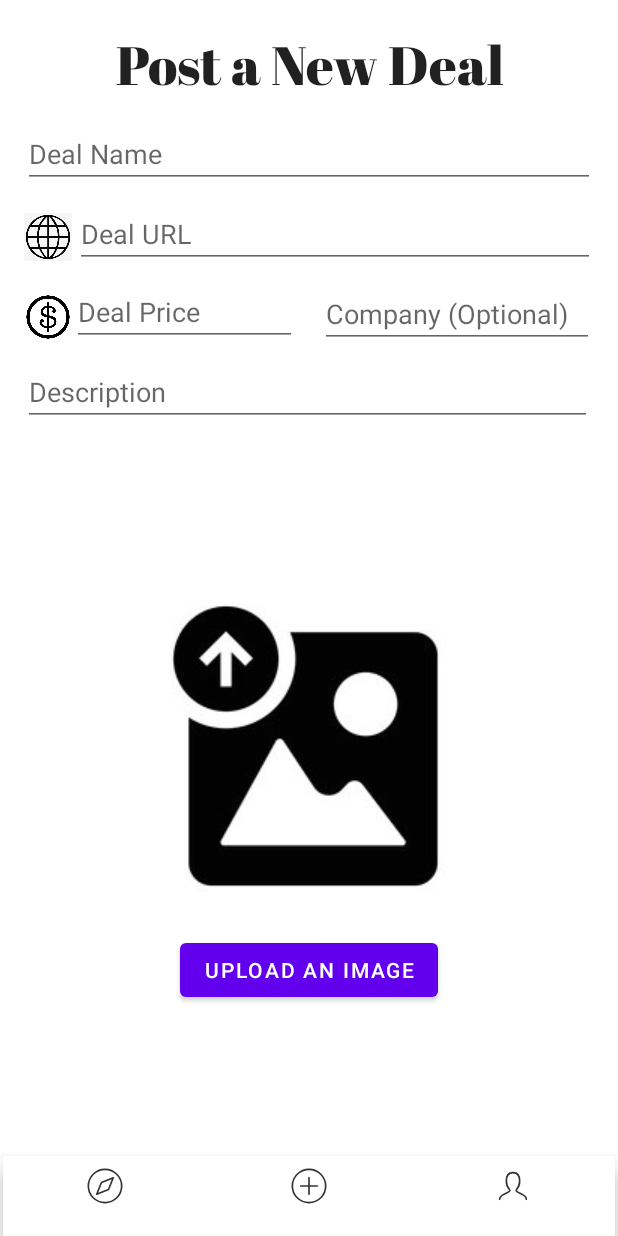
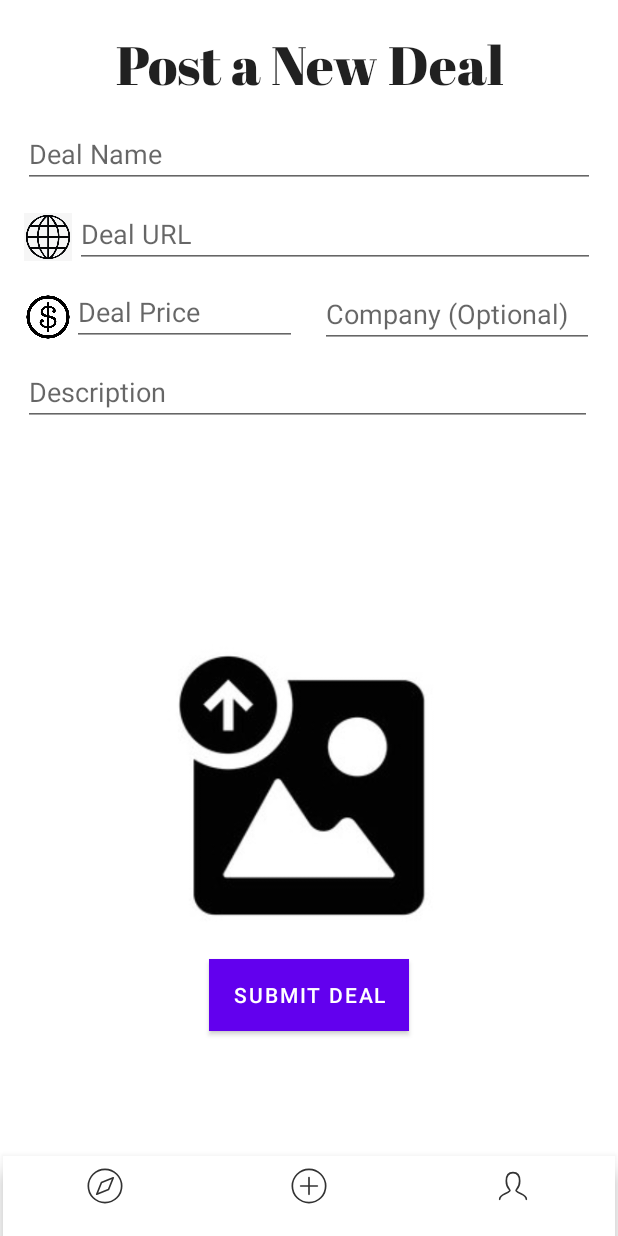
Before and after one commit to wahab65/AndroidApp, an Android app: the screen it shows after launch once a user with an empty profile is signed in (MainActivity), item 2 of the bottom bar chosen, on a phone screen of 412 x 824 dp. Run offline under Robolectric (Android 15) with nearby library versions, the phone set to English and light mode, and no system bars; our stand-ins replace Firebase (no records; nobody signed in at launch, a user with empty details on screens opened directly); libraries missing offline, so code that uses them is left out: jp.wasabeef.glide; pictures from the network do not load; Roboto replaces fonts that are not available here; 2 statements that could not run were skipped.

Commit message:
Fixed the Home Layout. Also working on Post Activity

```diff
--- a/app/src/main/java/com/example/deelio/Fragments/PostFragment.java
+++ b/app/src/main/java/com/example/deelio/Fragments/PostFragment.java
@@ -1,66 +1,147 @@
 package com.example.deelio.Fragments;
 
+import android.content.ContentResolver;
+import android.content.Intent;
+import android.net.Uri;
 import android.os.Bundle;
 
+import androidx.annotation.NonNull;
+import androidx.annotation.Nullable;
 import androidx.fragment.app.Fragment;
 
 import android.view.LayoutInflater;
 import android.view.View;
 import android.view.ViewGroup;
+import android.webkit.MimeTypeMap;
+import android.widget.Button;
+import android.widget.EditText;
+import android.widget.ImageView;
+import android.widget.ProgressBar;
+import android.widget.Toast;
 
+import com.example.deelio.Model.Deals;
 import com.example.deelio.R;
+import com.google.android.gms.tasks.OnFailureListener;
+import com.google.android.gms.tasks.OnSuccessListener;
+import com.google.firebase.firestore.FirebaseFirestore;
+import com.google.firebase.storage.FirebaseStorage;
+import com.google.firebase.storage.OnProgressListener;
+import com.google.firebase.storage.StorageReference;
+import com.google.firebase.storage.UploadTask;
 
-/**
- * A simple {@link Fragment} subclass.
- * Use the {@link PostFragment#newInstance} factory method to
- * create an instance of this fragment.
- */
+import static android.app.Activity.RESULT_OK;
+
+
 public class PostFragment extends Fragment {
 
-    // TODO: Rename parameter arguments, choose names that match
-    // the fragment initialization parameters, e.g. ARG_ITEM_NUMBER
-    private static final String ARG_PARAM1 = "param1";
-    private static final String ARG_PARAM2 = "param2";
+    public static final String TAG = "Post_Fragments";
+    private EditText dealName, dealURL, dealPrice, brandName, dealDescription;
+    private ImageView uploadImage;
+    private Button uploadButton;
+    private ProgressBar progressBar2;
+    private StorageReference reference = FirebaseStorage.getInstance().getReference();
+    private FirebaseFirestore fstore = FirebaseFirestore.getInstance();
+    private Uri imageUri;
 
-    // TODO: Rename and change types of parameters
-    private String mParam1;
-    private String mParam2;
 
     public PostFragment() {
         // Required empty public constructor
     }
-
-    /**
-     * Use this factory method to create a new instance of
-     * this fragment using the provided parameters.
-     *
-     * @param param1 Parameter 1.
-     * @param param2 Parameter 2.
-     * @return A new instance of fragment PostFragment.
-     */
-    // TODO: Rename and change types and number of parameters
-    public static PostFragment newInstance(String param1, String param2) {
-        PostFragment fragment = new PostFragment();
-        Bundle args = new Bundle();
-        args.putString(ARG_PARAM1, param1);
-        args.putString(ARG_PARAM2, param2);
-        fragment.setArguments(args);
-        return fragment;
-    }
-
-    @Override
-    public void onCreate(Bundle savedInstanceState) {
-        super.onCreate(savedInstanceState);
-        if (getArguments() != null) {
-            mParam1 = getArguments().getString(ARG_PARAM1);
-            mParam2 = getArguments().getString(ARG_PARAM2);
-        }
-    }
-
     @Override
     public View onCreateView(LayoutInflater inflater, ViewGroup container,
                              Bundle savedInstanceState) {
         // Inflate the layout for this fragment
         return inflater.inflate(R.layout.fragment_post, container, false);
     }
+
+
+
+    @Override
+    public void onViewCreated(@NonNull View view, @Nullable Bundle savedInstanceState) {
+        super.onViewCreated(view, savedInstanceState);
+        dealName = view.findViewById(R.id.dealName);
+        dealURL = view.findViewById(R.id.dealURL);
+        dealPrice = view.findViewById(R.id.dealPrice);
+        brandName = view.findViewById(R.id.brandName);
+        dealDescription = view.findViewById(R.id.dealDescription);
+        uploadImage = view.findViewById(R.id.uploadImage);
+        uploadButton = view.findViewById(R.id.uploadButton);
+        progressBar2 = view.findViewById(R.id.progressBar2);
+
+        progressBar2.setVisibility(View.INVISIBLE);
+
+        uploadImage.setOnClickListener(new View.OnClickListener() {
+            @Override
+            public void onClick(View v) {
+                Intent galleyIntent = new Intent();
+                galleyIntent.setAction(Intent.ACTION_GET_CONTENT);
+                galleyIntent.setType("image/*");
+                startActivityForResult(galleyIntent, 2);
+            }
+        });
+        uploadButton.setOnClickListener(new View.OnClickListener() {
+            @Override
+            public void onClick(View v) {
+                if(imageUri != null){
+                    uploadtoFirebase(imageUri);
+                }else{
+                    Toast.makeText(getContext(), "Please Select Image", Toast.LENGTH_SHORT).show();
+                }
+            }
+        });
+
+
+    }
+
+    private void uploadtoFirebase(Uri uri) {
+        StorageReference fileRef = reference.child(System.currentTimeMillis() + "." + getFileEXtension(uri));
+        fileRef.putFile(uri).addOnSuccessListener(new OnSuccessListener<UploadTask.TaskSnapshot>() {
+            @Override
+            public void onSuccess(UploadTask.TaskSnapshot taskSnapshot) {
+                fileRef.getDownloadUrl().addOnSuccessListener(new OnSuccessListener<Uri>() {
+                    @Override
+                    public void onSuccess(Uri uri) {
+                    progressBar2.setVisibility(View.INVISIBLE);
+                    uploadImage.setImageResource(R.drawable.image_upload);
+                    }
+                });
+            }
+        }).addOnProgressListener(new OnProgressListener<UploadTask.TaskSnapshot>() {
+            @Override
+            public void onProgress(@NonNull UploadTask.TaskSnapshot snapshot) {
+                progressBar2.setVisibility(View.VISIBLE);
+            }
+        }).addOnFailureListener(new OnFailureListener() {
+            @Override
+            public void onFailure(@NonNull Exception e) {
+                progressBar2.setVisibility(View.INVISIBLE);
+                Toast.makeText(getContext(), "Upload Failure!!", Toast.LENGTH_SHORT).show();
+            }
+        });
+
+    }
+
+    private String getFileEXtension(Uri uri) {
+        ContentResolver cr = getActivity().getApplicationContext().getContentResolver();
+        MimeTypeMap mime= MimeTypeMap.getSingleton();
+        return mime.getExtensionFromMimeType(cr.getType(uri));
+
+    }
+
+    @Override
+    public void onActivityResult(int requestCode, int resultCode, @Nullable Intent data) {
+        super.onActivityResult(requestCode, resultCode, data);
+
+        if(requestCode == 2 && resultCode == RESULT_OK && data!= null){
+            imageUri = data.getData();
+            uploadImage.setImageURI(imageUri);
+
+
+        }
+
+
+    }
+
+
+
 }
--- a/app/src/main/res/layout/fragment_post.xml
+++ b/app/src/main/res/layout/fragment_post.xml
@@ -123,25 +123,35 @@
         android:inputType="textPassword" />
 
     <ImageView
-        android:id="@+id/imageView"
-        android:layout_width="241dp"
-        android:layout_height="wrap_content"
+        android:id="@+id/uploadImage"
+        android:layout_width="wrap_content"
+        android:layout_height="198dp"
         android:layout_alignParentStart="true"
         android:layout_alignParentEnd="true"
         android:layout_alignParentBottom="true"
         android:layout_centerHorizontal="true"
-        android:layout_marginStart="85dp"
-        android:layout_marginEnd="84dp"
-        android:layout_marginBottom="161dp"
+        android:layout_marginStart="82dp"
+        android:layout_marginEnd="86dp"
+        android:layout_marginBottom="143dp"
         android:src="@drawable/image_upload" />
 
     <Button
-        android:id="@+id/button"
+        android:id="@+id/uploadButton"
         android:layout_width="wrap_content"
         android:layout_height="wrap_content"
         android:layout_alignParentBottom="true"
         android:layout_centerHorizontal="true"
-        android:layout_marginBottom="100dp"
-        android:text="Upload An Image" />
+        android:layout_marginBottom="83dp"
+        android:background="@color/teal_700"
+        android:text="Submit Deal" />
+
+    <ProgressBar
+        android:id="@+id/progressBar2"
+        style="?android:attr/progressBarStyle"
+        android:layout_width="wrap_content"
+        android:layout_height="wrap_content"
+        android:layout_alignParentBottom="true"
+        android:layout_centerHorizontal="true"
+        android:layout_marginBottom="12dp" />
 
 </RelativeLayout>
```
Also changed, not shown: app/src/main/java/com/example/deelio/Model/Deals.java (added, +20 -0 lines).
